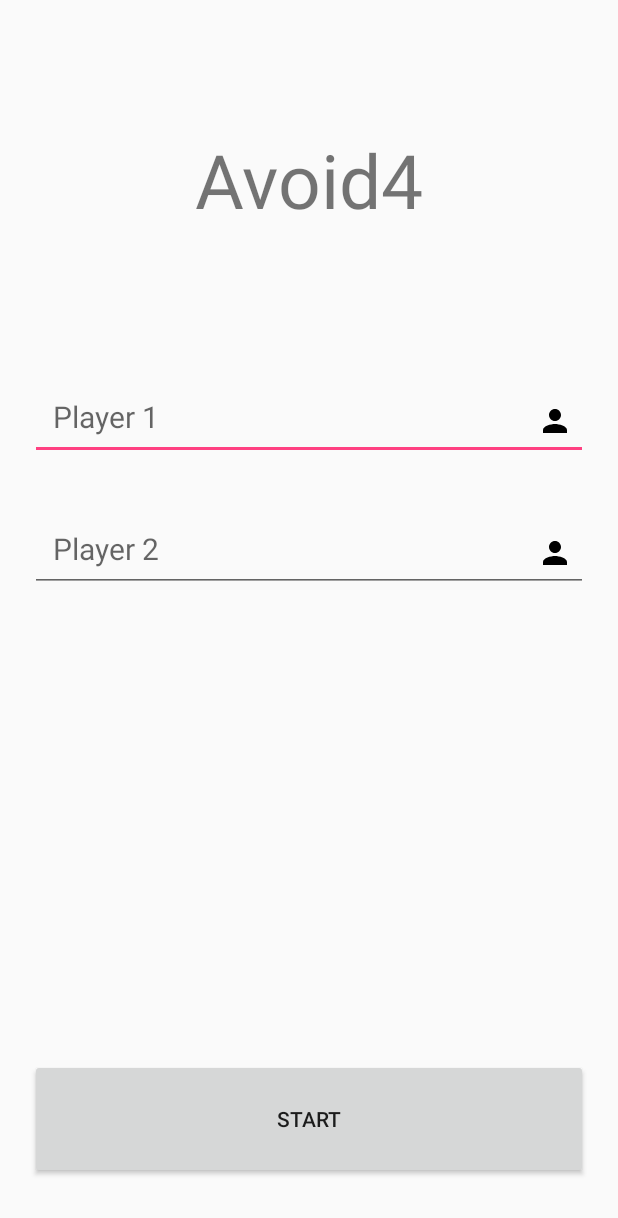
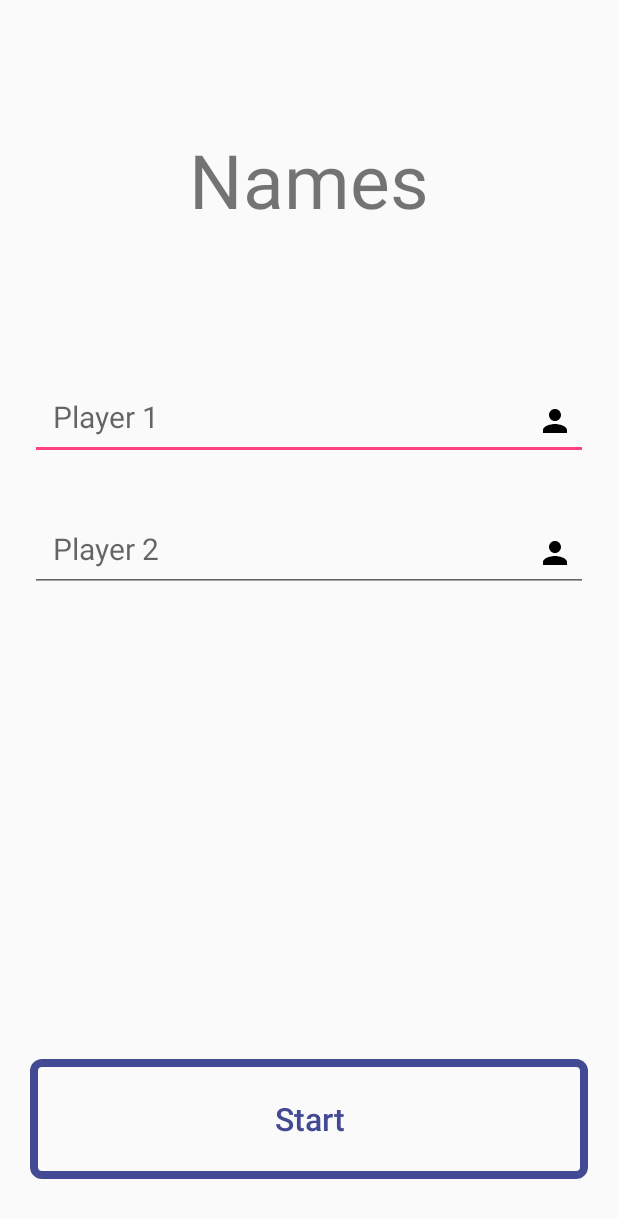
Before and after one commit to wilbur04/llama_Avoid4, an Android app: the SetupActivity screen opened directly, with no data from a screen before it, on a phone screen of 412 x 824 dp. Shown: the top 1218 px of the screen. Run offline under Robolectric (Android 15) with nearby library versions, the phone set to English and light mode, and no system bars.

Commit message:
Icon + finalizing stuff

```diff
--- a/app/src/main/AndroidManifest.xml
+++ b/app/src/main/AndroidManifest.xml
@@ -22,7 +22,6 @@
         <activity  android:name=".SetupActivity" />
         <activity android:name=".GameActivity" />
         <activity android:name=".RobotActivity" />
-        <activity android:name=".PopUpActivity"/>
 
     </application>
 
--- a/app/src/main/java/com/llamaniac/not4/avoid4/Grid.java
+++ b/app/src/main/java/com/llamaniac/not4/avoid4/Grid.java
@@ -196,7 +196,7 @@ public class Grid {
                 } else {
                     count1 = 0;
                     count2 = 0;
-                    p2_locations.clear();
+                    p1_locations.clear();
                     p2_locations.clear();
                 }
                 if (count1 == 4 ) {
@@ -234,7 +234,7 @@ public class Grid {
                 } else {
                     count1 = 0;
                     count2 = 0;
-                    p2_locations.clear();
+                    p1_locations.clear();
                     p2_locations.clear();
                 }
                 if (count1 == 4 ){
--- /dev/null
+++ b/app/src/main/res/drawable/button.xml
@@ -0,0 +1,38 @@
+<?xml version="1.0" encoding="utf-8"?>
+<selector xmlns:android="http://schemas.android.com/apk/res/android">
+    <item android:state_pressed="false">
+        <shape android:shape="rectangle">
+            <corners
+                android:radius="5dp"
+                />
+            <stroke
+                android:width="5dp"
+                android:color="#434992"
+                />
+            <padding
+                android:left="15dp"
+                android:bottom="15dp"
+                android:right="15dp"
+                android:top="15dp"
+                />
+        </shape>
+    </item>
+    <item android:state_pressed="true">
+        <shape android:textColor="#ffffff" android:shape="rectangle">
+            <corners
+                android:radius="5dp"
+                />
+            <stroke
+                android:width="5dp"
+                android:color="#434992"
+                />
+            <padding
+                android:left="15dp"
+                android:bottom="15dp"
+                android:right="15dp"
+                android:top="15dp"
+                />
+            <solid android:color="#434992" />
+        </shape>
+    </item>
+</selector>
--- /dev/null
+++ b/app/src/main/res/drawable/button_text_color.xml
@@ -0,0 +1,4 @@
+<selector xmlns:android="http://schemas.android.com/apk/res/android">
+    <item android:color="#ffffff" android:state_pressed="true"/>
+    <item android:color="#434992"/>
+</selector>
--- a/app/src/main/res/layout/activity_setup.xml
+++ b/app/src/main/res/layout/activity_setup.xml
@@ -12,7 +12,8 @@
         android:layout_alignParentTop="true"
         android:layout_centerHorizontal="true"
         android:layout_marginTop="86dp"
-        android:text="Avoid4"
+        android:text="Names"
+        android:textAlignment="center"
         android:textSize="50sp" />
 
     <EditText
@@ -29,7 +30,8 @@
         android:layout_marginRight="20dip"
         android:layout_below="@+id/textView"
         android:layout_alignParentLeft="true"
-        android:layout_alignParentStart="true" />
+        android:layout_alignParentStart="true"
+        android:maxLength="7"/>
 
 
 
@@ -47,7 +49,8 @@
         android:layout_marginRight="20dip"
         android:layout_below="@+id/player1Name"
         android:layout_alignParentLeft="true"
-        android:layout_alignParentStart="true" />
+        android:layout_alignParentStart="true"
+        android:maxLength="7"/>
 
 
     <Button
@@ -59,7 +62,12 @@
         android:layout_marginBottom="38dp"
         android:text="@string/app_start"
         android:layout_alignParentBottom="true"
-        android:layout_centerHorizontal="true" />
+        android:layout_centerHorizontal="true"
+        android:background="@drawable/button"
+        android:textColor="@drawable/button_text_color"
+        android:textSize="21sp"
+        android:textAllCaps="false"
+        android:stateListAnimator="@null"/>
 
     <ImageView
         android:id="@+id/imageView3"
--- a/app/src/main/res/values/strings.xml
+++ b/app/src/main/res/values/strings.xml
@@ -5,4 +5,5 @@
 
     <string name="one_player">1 Player</string>
     <string name="two_player">2 Player</string>
+    <string name="restart">Restart</string>
 </resources>
```
Also changed, not shown: app/src/main/java/com/llamaniac/not4/avoid4/GameActivity.java (+20 -8 lines), app/src/main/java/com/llamaniac/not4/avoid4/PopUpActivity.java (deleted, +0 -28 lines), app/src/main/java/com/llamaniac/not4/avoid4/RobotActivity.java (+11 -1 lines), app/src/main/res/layout/activity_game.xml (+12 -6 lines), app/src/main/res/layout/activity_main.xml (+47 -24 lines), app/src/main/res/layout/activity_popup.xml (deleted, +0 -18 lines), app/src/main/assets/fonts/berlin_sans.ttf (added), app/src/main/ic_launcher-web.png (added), app/src/main/res/mipmap-hdpi/ic_launcher.png, app/src/main/res/mipmap-mdpi/ic_launcher.png, app/src/main/res/mipmap-xhdpi/ic_launcher.png, app/src/main/res/mipmap-xxhdpi/ic_launcher.png, app/src/main/res/mipmap-xxxhdpi/ic_launcher.png.
